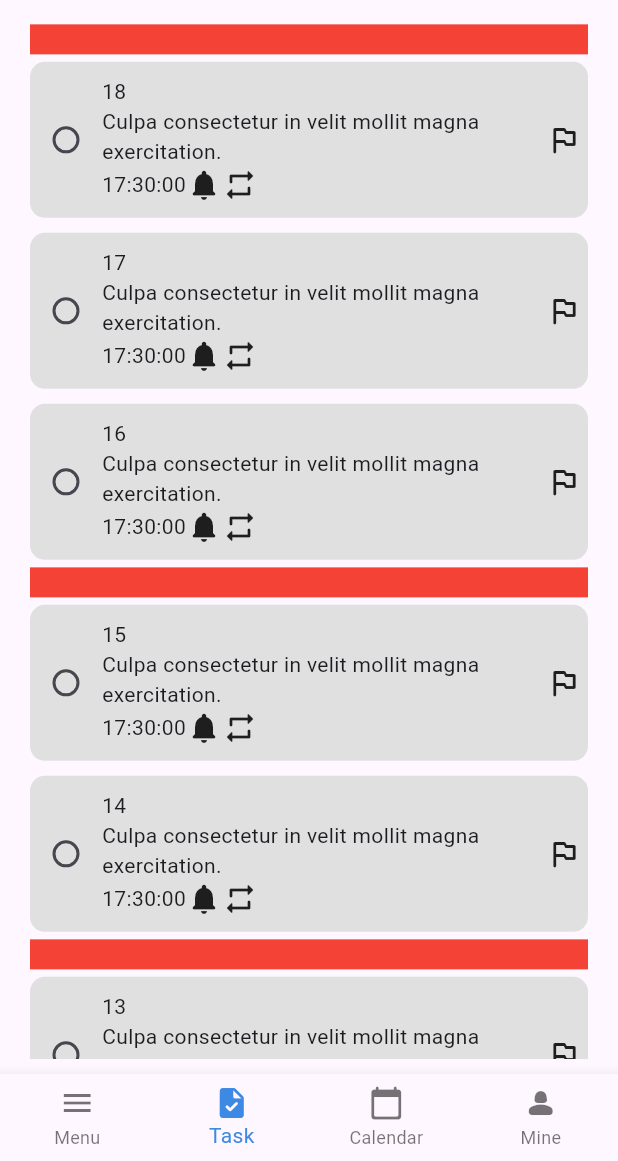
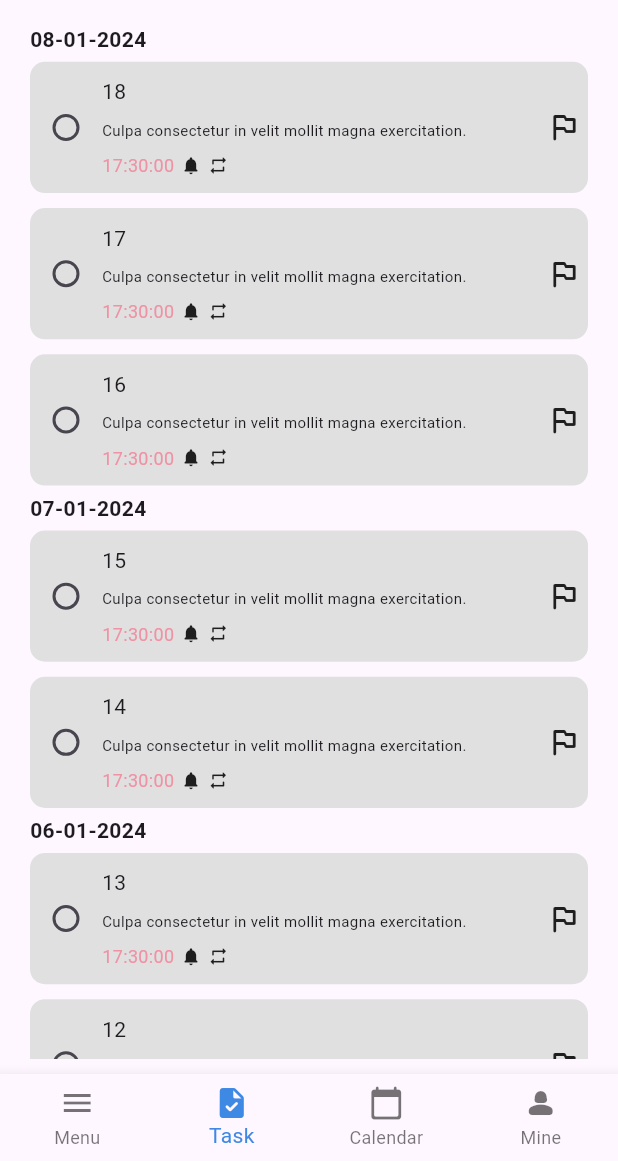
Before and after one commit to ngoctuanktqd/chutuan-flutter, a Flutter app: the NavigatorBottomPage screen opened by its route, on a phone screen of 412 x 824 dp, the part 75-1236 px from its top. Run offline on Flutter 3.47's test engine with Material 3 defaults, Android fonts, the phone set to English and light mode, and no system bars; drawn by our look-alikes of grouped_list; our stand-ins replace carousel_slider, dio, flutter_spinkit, flutter_svg, gap, get and 6 more; accounts and stored records are empty.

Commit message:
no message

```diff
--- a/todogetx/lib/manager/controllers/tasks_controller.dart
+++ b/todogetx/lib/manager/controllers/tasks_controller.dart
@@ -1,7 +1,6 @@
 import 'package:get/get.dart';
 import 'package:todogetx/apps/router/router_name.dart';
 import 'package:todogetx/model/task_model.dart';
-import "package:collection/collection.dart";
 
 class TasksController extends GetxController {
   List<TaskModel> listTask = <TaskModel>[
@@ -31,6 +30,13 @@ class TasksController extends GetxController {
     return listTaskByCategory;
   }
 
+  changeIsCompleted(id, isCompleted) {
+    int index = listTask.indexWhere((element) => element.id == id);
+    if (index != -1) {
+      listTask[index].isCompleted = isCompleted;
+    }
+  }
+
   goToCategories() {
     Get.toNamed(RouterName.categories);
   }
--- a/todogetx/lib/pages/category/widgets/category_dialog_create.dart
+++ b/todogetx/lib/pages/category/widgets/category_dialog_create.dart
@@ -15,11 +15,6 @@ class CategoryDialogCreate extends StatefulWidget {
 class _CategoryDialogCreateState extends State<CategoryDialogCreate> {
   TextEditingController inputCategory = TextEditingController();
   final formKey = GlobalKey<FormState>();
-  @override
-  void initState() {
-    // TODO: implement initState
-    super.initState();
-  }
 
   @override
   Widget build(BuildContext context) {
--- a/todogetx/lib/pages/navigatorBottom/navigator_bottom_page.dart
+++ b/todogetx/lib/pages/navigatorBottom/navigator_bottom_page.dart
@@ -33,13 +33,11 @@ class _NavigatorBottomPageState extends State<NavigatorBottomPage> {
   ];
 
   void bottomOnTap(vallue) {
-    print(vallue);
     if (vallue > 0) {
       setState(() {
         currentIndex = vallue;
       });
     } else {
-      print('Mo menu nao');
       _scaffoldKey.currentState?.openDrawer();
     }
   }
--- a/todogetx/lib/pages/navigatorBottom/widgets/navigator_bottom_drawer_item.dart
+++ b/todogetx/lib/pages/navigatorBottom/widgets/navigator_bottom_drawer_item.dart
@@ -1,3 +1,5 @@
+// ignore_for_file: must_be_immutable
+
 import 'package:flutter/material.dart';
 import 'package:todogetx/apps/untils/const.dart';
 
--- a/todogetx/lib/pages/navigatorBottom/widgets/navigator_bottom_drawer_item_expansion_title.dart
+++ b/todogetx/lib/pages/navigatorBottom/widgets/navigator_bottom_drawer_item_expansion_title.dart
@@ -1,3 +1,5 @@
+// ignore_for_file: must_be_immutable
+
 import 'package:flutter/material.dart';
 import 'package:todogetx/apps/untils/const.dart';
 
--- a/todogetx/lib/pages/tasks/widgets/tasks_by_category.dart
+++ b/todogetx/lib/pages/tasks/widgets/tasks_by_category.dart
@@ -3,7 +3,6 @@ import 'package:get/get.dart';
 import 'package:grouped_list/grouped_list.dart';
 import 'package:intl/intl.dart';
 import 'package:todogetx/apps/untils/const.dart';
-import 'package:todogetx/manager/controllers/category_controller.dart';
 import 'package:todogetx/manager/controllers/tasks_controller.dart';
 
 class TasksByCategory extends StatelessWidget {
@@ -11,26 +10,22 @@ class TasksByCategory extends StatelessWidget {
 
   @override
   Widget build(BuildContext context) {
-    final catergoryController = Get.put(CategoryController());
+    // final catergoryController = Get.put(CategoryController());
     final tasksController = Get.put(TasksController());
     return Expanded(
       child: GroupedListView(
-        groupHeaderBuilder: (element) {
-          print(element);
-          return Container(
-            height: 20,
-            color: Colors.red,
-          );
-        },
         shrinkWrap: true,
         elements: tasksController.listTask,
         groupBy: (element) => element.startDateTime,
         groupSeparatorBuilder: (DateTime groupByValue) => Text(
           DateFormat('dd-MM-yyyy').format(groupByValue),
-          textAlign: TextAlign.center,
-          style: const TextStyle(),
+          textAlign: TextAlign.start,
+          style: const TextStyle(
+            fontWeight: FontWeight.bold,
+          ),
         ),
         itemBuilder: (context, dynamic element) {
+          print(element.isCompleted);
           return Padding(
             padding: const EdgeInsets.symmetric(vertical: 5.0),
             child: Container(
@@ -43,8 +38,10 @@ class TasksByCategory extends StatelessWidget {
               child: Row(
                 children: [
                   Checkbox(
-                    value: false,
-                    onChanged: (value) {},
+                    value: element.isCompleted,
+                    onChanged: (value) {
+                      tasksController.changeIsCompleted(element.id, value);
+                    },
                     shape: const CircleBorder(),
                   ),
                   Expanded(
@@ -54,18 +51,40 @@ class TasksByCategory extends StatelessWidget {
                         Text(
                           element.title,
                           style: const TextStyle(),
-                          textAlign: TextAlign.start,
+                          maxLines: 2,
+                          overflow: TextOverflow.ellipsis,
                         ),
+                        getHeight(context, 0.01),
                         const Text(
-                            'Culpa consectetur in velit mollit magna exercitation.'),
+                          'Culpa consectetur in velit mollit magna exercitation.',
+                          style: TextStyle(
+                            fontSize: 10,
+                          ),
+                          maxLines: 1,
+                          overflow: TextOverflow.ellipsis,
+                        ),
+                        getHeight(context, 0.01),
                         Row(
                           children: [
-                            Text(DateFormat('Hms')
-                                .format(element.startDateTime)),
-                            const Icon(Icons.notifications_rounded),
-                            const Icon(Icons.repeat_rounded)
+                            Text(
+                              DateFormat('Hms').format(element.startDateTime),
+                              style: const TextStyle(
+                                color: TuConstantColor.cancel,
+                                fontSize: 12,
+                              ),
+                            ),
+                            getWidth(context, 0.01),
+                            const Icon(
+                              Icons.notifications_rounded,
+                              size: 14,
+                            ),
+                            getWidth(context, 0.01),
+                            const Icon(
+                              Icons.repeat_rounded,
+                              size: 14,
+                            )
                           ],
-                        )
+                        ),
                       ],
                     ),
                   ),
```
